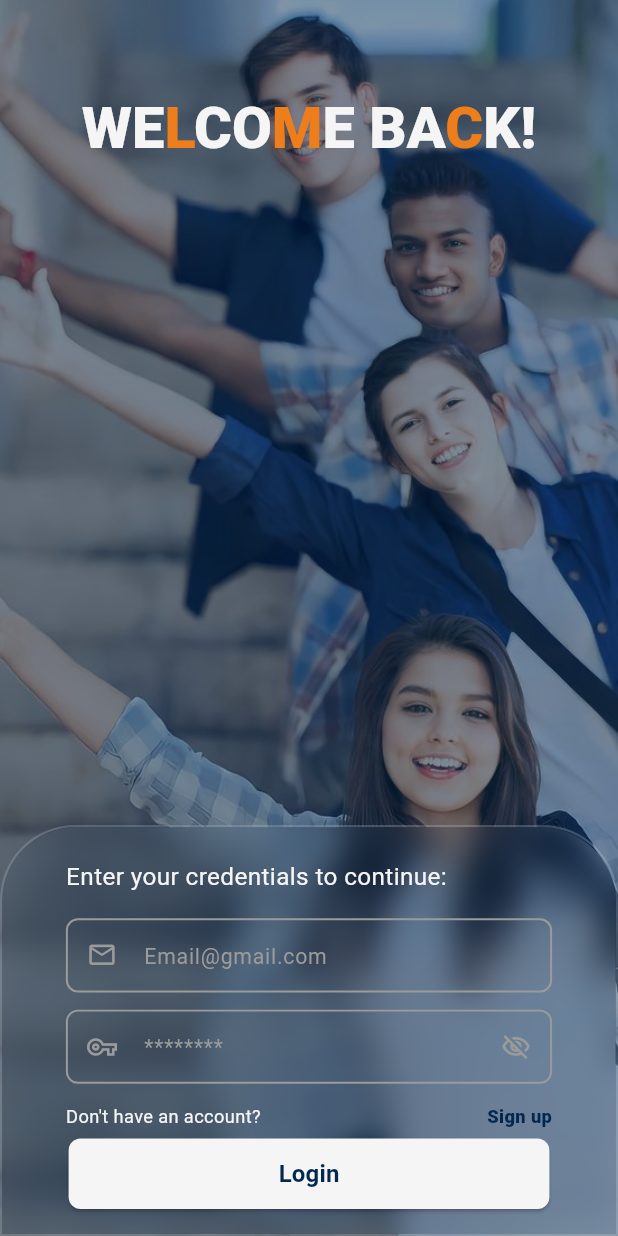
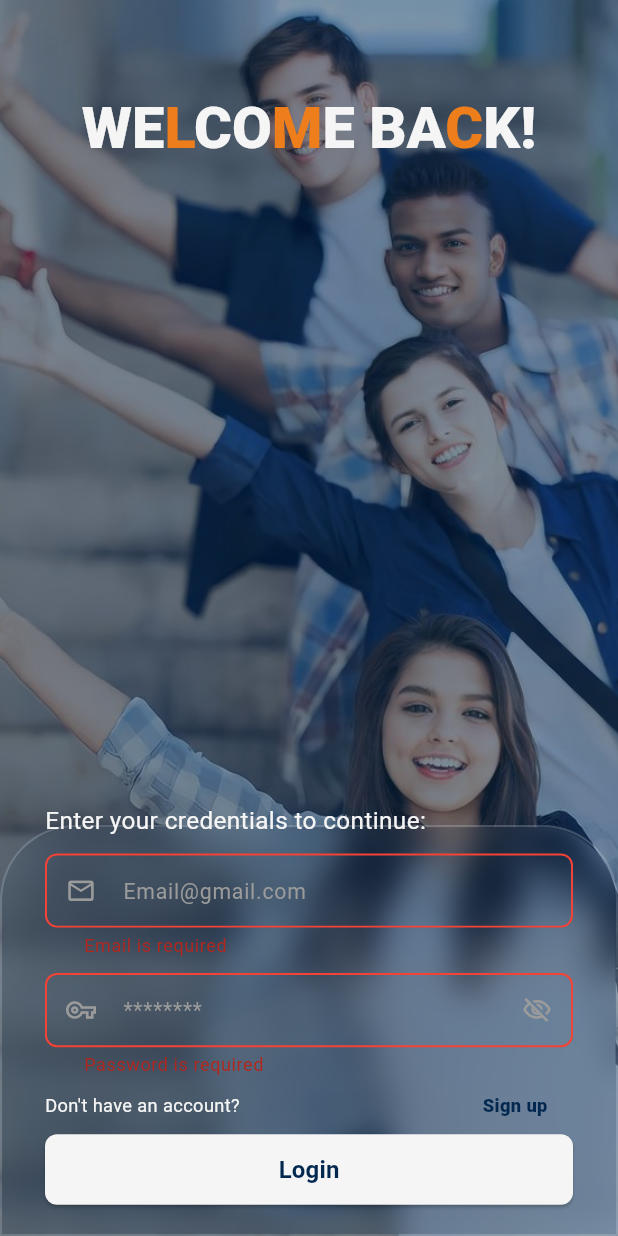
Before and after one commit to ModarAlshibani/LMC, a Flutter app: the LoginScreen screen opened by its route, after a tap on "Login", on a phone screen of 412 x 824 dp. Run offline on Flutter 3.47's test engine with Material 3 defaults, Android fonts, the light colour scheme and no system bars; our stand-ins replace dio, flutter_bloc, flutter_screenutil, freezed_annotation, get_it, pretty_dio_logger and 1 more; generated files the repository leaves out were written again; Roboto replaces fonts that are missing (Poppins).

Commit message:
login Logic --

```diff
--- a/lib/core/networking/api_constants.dart
+++ b/lib/core/networking/api_constants.dart
@@ -1,4 +1,4 @@
 class ApiConstants {
-  static const String baseUrl = 'localhost:8000/api/';
+  static const String baseUrl = '192.168.20.26:8000/api/';
   static const String login = 'login';
 }
--- a/lib/core/routing/app_router.dart
+++ b/lib/core/routing/app_router.dart
@@ -1,27 +1,38 @@
 import 'package:flutter/material.dart';
+import 'package:flutter_bloc/flutter_bloc.dart';
+import 'package:lmc_app/core/di/dependency_injection.dart';
 import 'package:lmc_app/core/routing/routes.dart';
+import 'package:lmc_app/features/homePage/ui/screens/home_page.dart';
+import 'package:lmc_app/features/login/logic/cubit/login_cubit.dart';
 import 'package:lmc_app/features/login/ui/screens/login_screen.dart';
 import 'package:lmc_app/features/onboarding/ui/screens/onboarding_screen.dart';
+import 'package:lmc_app/features/signup/sign_up.dart';
 
-import '../../features/homePage/ui/screens/signUp.dart';
+
 
 class AppRouter {
   Route generateRoute(RouteSettings settings) {
-//this value is to be passed in any screen like this (arguments as ClassName)
-final arguments = settings.arguments;
+    //this value is to be passed in any screen like this (arguments as ClassName)
+    final arguments = settings.arguments;
 
     switch (settings.name) {
       case Routes.onboardingScreen:
         return MaterialPageRoute(builder: (_) => const OnboardingScreen());
 
       case Routes.loginScreen:
-        return MaterialPageRoute(builder: (_) => const LoginScreen());
+        return MaterialPageRoute(
+          builder:
+              (_) => BlocProvider(
+                create: (context) => get_it<LoginCubit>(),
+                child: const LoginScreen(),
+              ),
+        );
 
-        case Routes.signUp:
-          return MaterialPageRoute(builder: (_) => const SignUp());
+      case Routes.signUp:
+        return MaterialPageRoute(builder: (_) => const SignUp());
 
-        // case Routes.homePage:
-        //   return MaterialPageRoute(builder: (_) => const HomePage());
+      case Routes.homePage:
+        return MaterialPageRoute(builder: (_) => const HomePage());
 
       default:
         return MaterialPageRoute(
--- a/lib/core/widgets/general_text_form_field.dart
+++ b/lib/core/widgets/general_text_form_field.dart
@@ -3,7 +3,17 @@ import 'package:flutter_screenutil/flutter_screenutil.dart';
 import 'package:lmc_app/core/theming/colors.dart';
 
 class GeneralTextFormField extends StatelessWidget {
-  const GeneralTextFormField({super.key, this.focusedBorder, this.enabledBorder, this.hintText, this.prefixIcon, this.suffixIcon, this.isObsecureText});
+  const GeneralTextFormField({
+    super.key,
+    this.focusedBorder,
+    this.enabledBorder,
+    this.hintText,
+    this.prefixIcon,
+    this.suffixIcon,
+    this.isObsecureText,
+    this.controller,
+    this.validator,
+  });
 
   final InputBorder? focusedBorder;
   final InputBorder? enabledBorder;
@@ -11,20 +21,37 @@ class GeneralTextFormField extends StatelessWidget {
   final String? hintText;
   final Widget? prefixIcon;
   final Widget? suffixIcon;
-
+  final TextEditingController? controller;
+  final Function(String?)? validator;
 
   @override
   Widget build(BuildContext context) {
     return TextFormField(
+      controller: controller,
       decoration: InputDecoration(
         isDense: true,
         contentPadding: EdgeInsets.symmetric(horizontal: 20.w, vertical: 14.h),
-        enabledBorder: enabledBorder ?? OutlineInputBorder(
-          borderSide: BorderSide(color: AppColors.greyBorder, width: 1.3),
+        enabledBorder:
+            enabledBorder ??
+            OutlineInputBorder(
+              borderSide: BorderSide(color: AppColors.greyBorder, width: 1.3),
+              borderRadius: BorderRadius.circular(8.0),
+            ),
+        focusedBorder:
+            focusedBorder ??
+            OutlineInputBorder(
+              borderSide: BorderSide(
+                color: AppColors.lmcOrange.withOpacity(0.6),
+                width: 1.3,
+              ),
+              borderRadius: BorderRadius.circular(8.0),
+            ),
+        errorBorder: OutlineInputBorder(
+          borderSide: BorderSide(color: Colors.red, width: 1.3),
           borderRadius: BorderRadius.circular(8.0),
         ),
-        focusedBorder: focusedBorder ?? OutlineInputBorder(
-          borderSide: BorderSide(color: AppColors.lmcOrange.withOpacity(0.6), width: 1.3),
+        focusedErrorBorder: OutlineInputBorder(
+          borderSide: BorderSide(color: Colors.red, width: 1.3),
           borderRadius: BorderRadius.circular(8.0),
         ),
         prefixIcon: prefixIcon,
@@ -35,6 +62,9 @@ class GeneralTextFormField extends StatelessWidget {
       obscureText: isObsecureText ?? false,
       style: TextStyle(fontSize: 14.sp, color: AppColors.backgroundColor),
       cursorColor: AppColors.greyBorder,
+      validator: (value){
+        return validator!(value);
+      },
     );
   }
 }
--- /dev/null
+++ b/lib/features/homePage/ui/screens/home_page.dart
@@ -0,0 +1,10 @@
+import 'package:flutter/material.dart';
+
+class HomePage extends StatelessWidget {
+  const HomePage({super.key});
+
+  @override
+  Widget build(BuildContext context) {
+    return const Placeholder();
+  }
+}
--- a/lib/features/homePage/ui/screens/signUp.dart
+++ /dev/null
@@ -1,14 +0,0 @@
-import 'package:flutter/material.dart';
-
-class SignUp extends StatelessWidget {
-  const SignUp({super.key});
-
-  @override
-  Widget build(BuildContext context) {
-    return  Scaffold(
-      appBar: AppBar(
-        title: const Text(" Sign up page "),
-      ),
-    );
-  }
-}
--- a/lib/features/login/data/repos/login_repo.dart
+++ b/lib/features/login/data/repos/login_repo.dart
@@ -8,12 +8,18 @@ class LoginRepo {
   ApiService _apiService;
 
   LoginRepo(this._apiService);
-  Future<ApiResult<LoginResponse> > login(LoginRequestBody loginRequestBody) async {
-     try{
+  Future<ApiResult<LoginResponse>> login(
+    LoginRequestBody loginRequestBody,
+  ) async {
+    print('Login request sent');
+    print('Email: ${loginRequestBody.email}');
+    print('Password: ${loginRequestBody.password}');
+
+    try {
       final response = await _apiService.login(loginRequestBody);
       return ApiResult.success(response);
-     }catch(error){
+    } catch (error) {
       return ApiResult.failure(ErrorHandler.handle(error));
-     }
+    }
   }
 }
--- a/lib/features/login/logic/cubit/login_cubit.dart
+++ b/lib/features/login/logic/cubit/login_cubit.dart
@@ -1,3 +1,4 @@
+import 'package:flutter/widgets.dart';
 import 'package:flutter_bloc/flutter_bloc.dart' show Cubit;
 import 'package:lmc_app/features/login/data/models/login_request_body.dart';
 import 'package:lmc_app/features/login/data/models/login_response.dart';
@@ -8,14 +9,20 @@ class LoginCubit extends Cubit<LoginState> {
   final LoginRepo _loginRepo;
   LoginCubit(this._loginRepo) : super(LoginState.initial());
 
+  TextEditingController emailController = TextEditingController();
+  TextEditingController passwordController = TextEditingController();
+  final formKey = GlobalKey<FormState>();
+
   void emitLoginStates(LoginRequestBody loginRequestBody) async {
-
     emit(const LoginState.loading());
     final response = await _loginRepo.login(loginRequestBody);
-    response.when(success: (loginResponse) {
-emit(LoginState.success(loginResponse));
-    }, failure: (error) {
-      emit(LoginState.error(error : error.apiErrorModel.message ?? "nnn"));
-    });
+    response.when(
+      success: (loginResponse) {
+        emit(LoginState.success(loginResponse));
+      },
+      failure: (error) {
+        emit(LoginState.error(error: error.apiErrorModel.message ?? "nnn"));
+      },
+    );
   }
 }
--- a/lib/features/login/ui/screens/login_screen.dart
+++ b/lib/features/login/ui/screens/login_screen.dart
@@ -1,24 +1,24 @@
 import 'package:flutter/material.dart';
+import 'package:flutter_bloc/flutter_bloc.dart';
 import 'package:flutter_screenutil/flutter_screenutil.dart';
 import 'package:lmc_app/core/helpers/extentions.dart';
+import 'package:lmc_app/core/helpers/spacing.dart';
 import 'package:lmc_app/core/theming/colors.dart';
 import 'package:lmc_app/core/widgets/general_text_form_field.dart';
+import 'package:lmc_app/features/login/data/models/login_request_body.dart';
+import 'package:lmc_app/features/login/logic/cubit/login_cubit.dart';
 import 'package:lmc_app/features/login/ui/widgets/bottom_blur_container.dart';
+import 'package:lmc_app/features/login/ui/widgets/email_and_password.dart';
 import 'package:lmc_app/features/login/ui/widgets/login_background.dart';
+import 'package:lmc_app/features/login/ui/widgets/login_bloc_listener.dart';
+import 'package:lmc_app/features/login/ui/widgets/login_button.dart';
 import 'package:lmc_app/features/login/ui/widgets/welcomeBackText.dart';
 
 import '../../../../core/routing/routes.dart';
 
-class LoginScreen extends StatefulWidget {
+class LoginScreen extends StatelessWidget {
   const LoginScreen({super.key});
 
-  @override
-  State<LoginScreen> createState() => _LoginScreenState();
-}
-
-class _LoginScreenState extends State<LoginScreen> {
-  final _formKey = GlobalKey<FormState>();
-  bool isObsecureText = true;
   @override
   Widget build(BuildContext context) {
     return Scaffold(
@@ -33,11 +33,15 @@ class _LoginScreenState extends State<LoginScreen> {
             right: 0,
             child: BottomBlurContainer(),
           ),
-          Positioned(
-            bottom: 225.h,
-            left: 40.w,
-            right: 0,
+          Padding(
+            padding: const EdgeInsets.symmetric(horizontal: 30.0, vertical: 10),
+            child: Column(
+              mainAxisAlignment: MainAxisAlignment.end,
+              children: [
+                Container(
+                  width: double.infinity,
                   child: Text(
+                    textAlign: TextAlign.start,
                     "Enter your credentials to continue:",
                     style: TextStyle(
                       color: AppColors.backgroundColor,
@@ -45,61 +49,20 @@ class _LoginScreenState extends State<LoginScreen> {
                     ),
                   ),
                 ),
-
-          Positioned(
-            bottom: 160.h,
-            left: 40.w,
-            right: 40.w,
-            child: GeneralTextFormField(
-              hintText: "Email@gmail.com",
-              prefixIcon: Icon(
-                Icons.email_outlined,
-                size: 20.sp,
-                color: AppColors.greyBorder,
-              ),
-            ),
-          ),
-
-          Positioned(
-            bottom: 100.h,
-            left: 40.w,
-            right: 40.w,
-            child: GeneralTextFormField(
-              hintText: "********",
-              isObsecureText: isObsecureText,
-              prefixIcon: Icon(
-                Icons.vpn_key_outlined,
-                size: 20,
-                color: AppColors.greyBorder,
-              ),
-              suffixIcon: GestureDetector(
-                onTap: () => setState(() => isObsecureText = !isObsecureText),
-                child: Icon(
-                  isObsecureText
-                      ? Icons.visibility_off_outlined
-                      : Icons.visibility_outlined,
-                  size: 20,
-                  color: AppColors.greyBorder,
-                ),
-              ),
-            ),
-          ),
-          Positioned(
-            bottom: 70.h,
-            left: 40.w,
-            right: 0,
-            child: Text(
+                verticalSpace(10.h),
+                EmailAndPassword(),
+                verticalSpace(10.h),
+                Row(
+                  children: [
+                    Text(
                       "Don't have an account?",
                       style: TextStyle(
                         color: AppColors.backgroundColor,
                         fontSize: 12.sp,
                       ),
                     ),
-          ),
-          Positioned(
-            bottom: 70.h,
-            right: 40.w,
-            child: InkWell(
+                    horizontalSpace(134.w),
+                    InkWell(
                       onTap: () => context.pushNamed(Routes.signUp),
                       child: Text(
                         "Sign up",
@@ -110,9 +73,37 @@ class _LoginScreenState extends State<LoginScreen> {
                         ),
                       ),
                     ),
+                  ],
+                ),
+                verticalSpace(10.h),
+                Container(
+                  width: double.infinity,
+                  child: LoginButton(
+                    onPressed: () {
+                      print("button pressed");
+                      validateThenLogin(context);
+                    },
+                  ),
+                ),
+                verticalSpace(10.h),
+                const LoginBlocListener(),
+              ],
+            ),
           ),
         ],
       ),
     );
   }
+
+  validateThenLogin(BuildContext context) {
+    if (context.read<LoginCubit>().formKey.currentState != null &&
+        context.read<LoginCubit>().formKey.currentState!.validate()) {
+      context.read<LoginCubit>().emitLoginStates(
+        LoginRequestBody(
+          email: context.read<LoginCubit>().emailController.text,
+          password: context.read<LoginCubit>().passwordController.text,
+        ),
+      );
     }
+  }
+}
--- a/lib/features/login/ui/widgets/bottom_blur_container.dart
+++ b/lib/features/login/ui/widgets/bottom_blur_container.dart
@@ -33,13 +33,7 @@ class BottomBlurContainer extends StatelessWidget {
         ),
         child: BackdropFilter(
           filter: ImageFilter.blur(sigmaX: 10, sigmaY: 10),
-          child: Container(
-            padding: const EdgeInsets.all(16),
-            child: Column(
-              mainAxisAlignment: MainAxisAlignment.end,
-              children: [LoginButton()],
-            ),
-          ),
+          child: Container(padding: const EdgeInsets.all(16)),
         ),
       ),
     );
--- /dev/null
+++ b/lib/features/login/ui/widgets/email_and_password.dart
@@ -0,0 +1,82 @@
+import 'package:flutter/material.dart';
+import 'package:flutter_bloc/flutter_bloc.dart';
+import 'package:flutter_screenutil/flutter_screenutil.dart';
+import 'package:lmc_app/core/helpers/spacing.dart';
+import 'package:lmc_app/core/theming/colors.dart';
+import 'package:lmc_app/core/widgets/general_text_form_field.dart';
+import 'package:lmc_app/features/login/logic/cubit/login_cubit.dart';
+
+class EmailAndPassword extends StatefulWidget {
+  const EmailAndPassword({super.key});
+
+  @override
+  State<EmailAndPassword> createState() => _EmailAndPasswordState();
+}
+
+class _EmailAndPasswordState extends State<EmailAndPassword> {
+
+  bool isObsecureText = true;
+
+  late TextEditingController emailController;
+  late TextEditingController passwordController;
+
+
+@override
+  void initState() {
+    // TODO: implement initState
+    super.initState();
+    emailController = context.read<LoginCubit>().emailController;
+    passwordController = context.read<LoginCubit>().passwordController;
+  }
+
+  @override
+  Widget build(BuildContext context) {
+    return Form(
+      key: context.read<LoginCubit>().formKey,
+      child: Column(
+        children: [
+          GeneralTextFormField(
+            controller: context.read<LoginCubit>().emailController,
+            validator: (value){
+              if(value == null || value.isEmpty){
+                return "Email is required";
+              }
+            },
+            hintText: "Email@gmail.com",
+            prefixIcon: Icon(
+              Icons.email_outlined,
+              size: 20.sp,
+              color: AppColors.greyBorder,
+            ),
+          ),
+          verticalSpace(10.h),
+          GeneralTextFormField(
+            controller: context.read<LoginCubit>().passwordController,
+            validator: (value){
+              if(value == null || value.isEmpty){
+                return "Password is required";
+              }
+            },
+            hintText: "********",
+            isObsecureText: isObsecureText,
+            prefixIcon: Icon(
+              Icons.vpn_key_outlined,
+              size: 20,
+              color: AppColors.greyBorder,
+            ),
+            suffixIcon: GestureDetector(
+              onTap: () => setState(() => isObsecureText = !isObsecureText),
+              child: Icon(
+                isObsecureText
+                    ? Icons.visibility_off_outlined
+                    : Icons.visibility_outlined,
+                size: 20,
+                color: AppColors.greyBorder,
+              ),
+            ),
+          ),
+        ],
+      ),
+    );
+  }
+}
--- /dev/null
+++ b/lib/features/login/ui/widgets/login_bloc_listener.dart
@@ -0,0 +1,48 @@
+import 'package:flutter/material.dart';
+import 'package:flutter_bloc/flutter_bloc.dart';
+import 'package:lmc_app/core/helpers/extentions.dart';
+import 'package:lmc_app/core/routing/routes.dart';
+import 'package:lmc_app/core/theming/colors.dart';
+import 'package:lmc_app/features/login/logic/cubit/login_cubit.dart';
+import 'package:lmc_app/features/login/logic/cubit/login_state.dart';
+
+class LoginBlocListener extends StatelessWidget {
+  const LoginBlocListener({super.key});
+
+  @override
+  Widget build(BuildContext context) {
+    return BlocListener<LoginCubit, LoginState>(
+      listenWhen:
+          (previous, current) =>
+              previous is Loading || current is Success || current is Error,
+
+      listener: (context, state) {
+        state.whenOrNull(
+          loading: () {
+            showDialog(
+              context: context,
+              builder:
+                  (context) => const Center(
+                    child: CircularProgressIndicator(
+                      color: AppColors.lmcOrange,
+                    ),
+                  ),
+            );
+          },
+          success: (response) {
+            context.pop();
+            context.pushNamed(Routes.homePage);
+          },
+          error: (error) {
+            context.pop();
+            showDialog(
+              context: context,
+              builder: (context) => AlertDialog(content: Text(error)),
+            );
+          },
+        );
+      },
+      child: const SizedBox.shrink(),
+    );
+  }
+}
--- a/lib/features/login/ui/widgets/login_button.dart
+++ b/lib/features/login/ui/widgets/login_button.dart
@@ -1,15 +1,20 @@
 import 'package:flutter/material.dart';
+import 'package:flutter_bloc/flutter_bloc.dart';
 import 'package:lmc_app/core/helpers/extentions.dart';
 import 'package:lmc_app/core/routing/routes.dart';
 import 'package:lmc_app/core/theming/colors.dart';
+import 'package:lmc_app/features/login/data/models/login_request_body.dart';
+import 'package:lmc_app/features/login/logic/cubit/login_cubit.dart';
 
 class LoginButton extends StatelessWidget {
-  const LoginButton({super.key});
+  const LoginButton({super.key, required this.onPressed});
+
+  final VoidCallback onPressed;
 
   @override
   Widget build(BuildContext context) {
     return ElevatedButton(
-      onPressed: () {},
+      onPressed: onPressed,
       style: ElevatedButton.styleFrom(
         backgroundColor: AppColors.backgroundColor, // Use the lmcorange color
         shape: RoundedRectangleBorder(
--- a/lib/features/onboarding/ui/screens/onboarding_screen.dart
+++ b/lib/features/onboarding/ui/screens/onboarding_screen.dart
@@ -10,6 +10,7 @@ class OnboardingScreen extends StatelessWidget {
   const OnboardingScreen({super.key});
 
   @override
+
   Widget build(BuildContext context) {
     return Scaffold(
       body: SafeArea(
--- /dev/null
+++ b/lib/features/signup/sign_up.dart
@@ -0,0 +1,10 @@
+import 'package:flutter/material.dart';
+
+class SignUp extends StatelessWidget {
+  const SignUp({super.key});
+
+  @override
+  Widget build(BuildContext context) {
+    return const Placeholder();
+  }
+}
```
Also changed, not shown: lib/core/networking/api_service.g.dart, 376 other files. Lines whose indentation alone changed are shown as unchanged.
